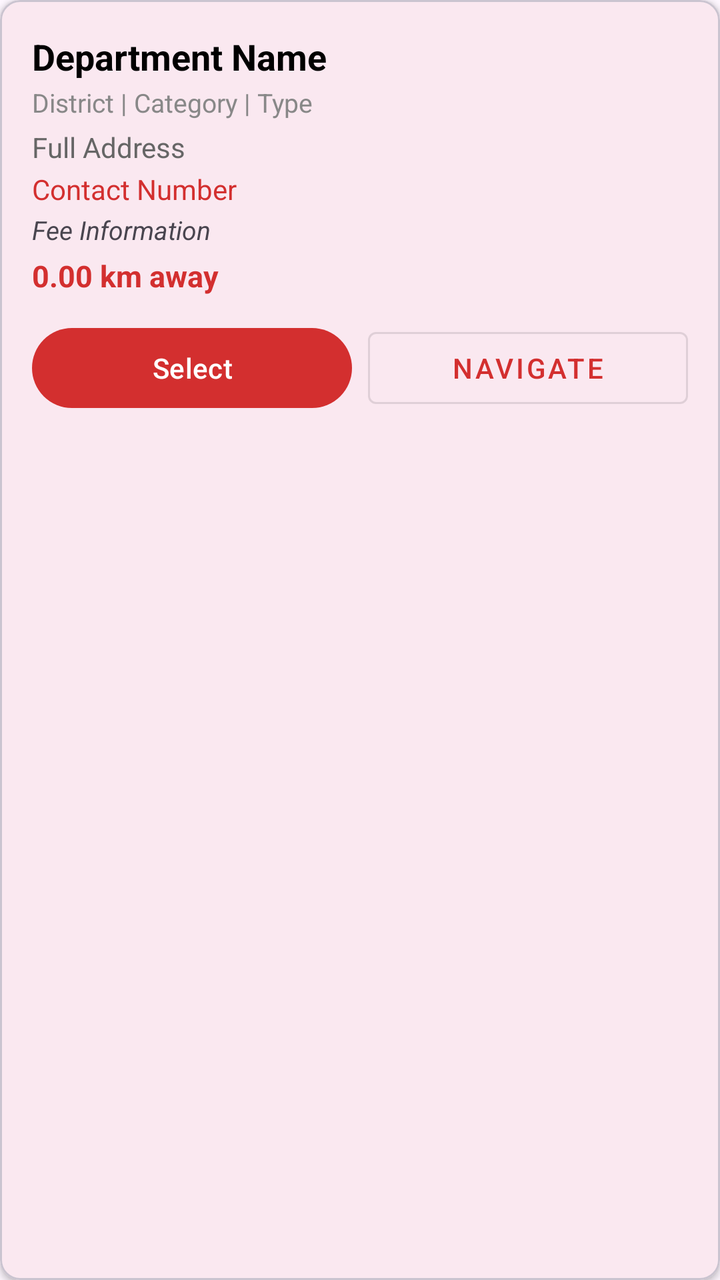
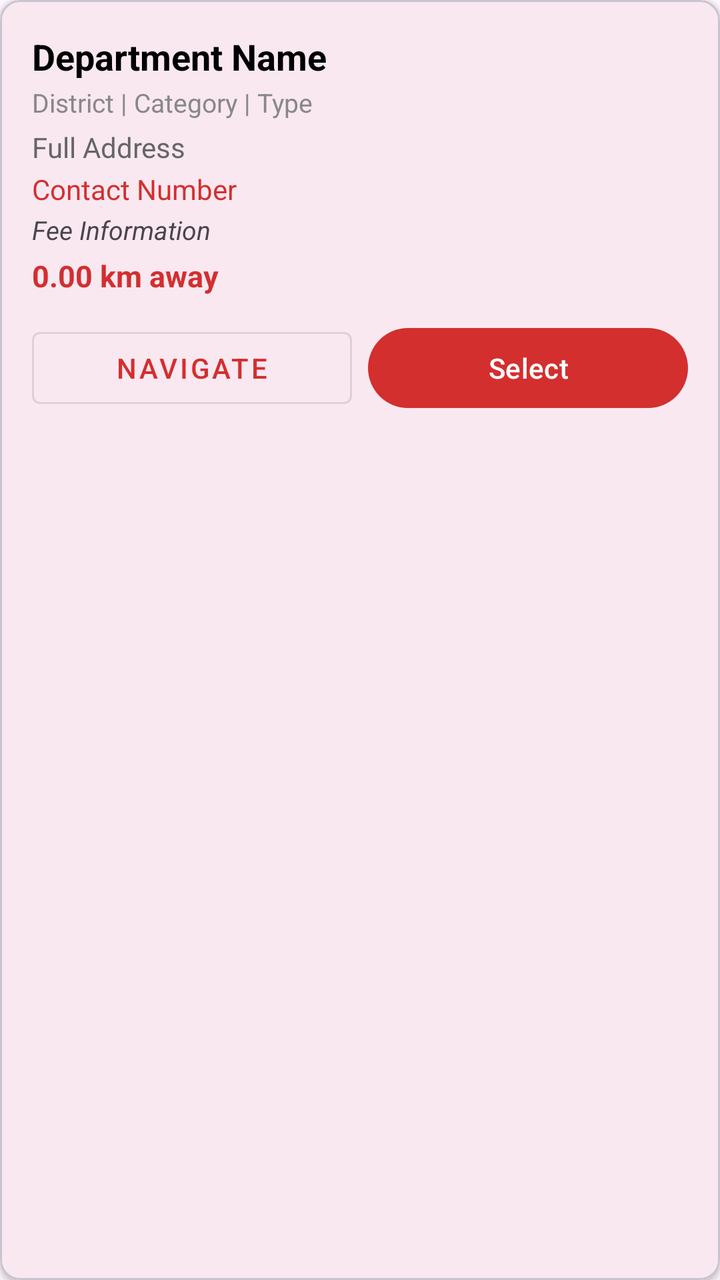

An Android layout rendered at two revisions. The XML below is the earlier revision; the diff shows what the commit changed to produce the second picture.
<!-- AndroidManifest.xml: application theme Theme.JERAPP -->
<!-- res/layout/item_department.xml -->
<?xml version="1.0" encoding="utf-8"?>
<com.google.android.material.card.MaterialCardView xmlns:android="http://schemas.android.com/apk/res/android"
    xmlns:app="http://schemas.android.com/apk/res-auto"
    android:layout_width="match_parent"
    android:layout_height="wrap_content"
    android:layout_marginHorizontal="16dp"
    android:layout_marginVertical="8dp"
    app:cardCornerRadius="10dp"
    app:cardElevation="2dp">

    <LinearLayout
        android:layout_width="match_parent"
        android:layout_height="wrap_content"
        android:orientation="vertical"
        android:padding="16dp">

        <TextView
            android:id="@+id/deptName"
            android:layout_width="match_parent"
            android:layout_height="wrap_content"
            android:text="Department Name"
            android:textStyle="bold"
            android:textSize="18sp"
            android:textColor="@color/black"/>

        <TextView
            android:id="@+id/deptDetails"
            android:layout_width="match_parent"
            android:layout_height="wrap_content"
            android:text="District | Category | Type"
            android:textColor="#888888"
            android:textSize="13sp"
            android:layout_marginTop="2dp"/>

        <TextView
            android:id="@+id/deptAddress"
            android:layout_width="match_parent"
            android:layout_height="wrap_content"
            android:text="Full Address"
            android:textColor="#666666"
            android:textSize="14sp"
            android:layout_marginTop="4dp"/>

        <TextView
            android:id="@+id/deptPhone"
            android:layout_width="match_parent"
            android:layout_height="wrap_content"
            android:text="Contact Number"
            android:textColor="@color/primary"
            android:textSize="14sp"
            android:layout_marginTop="2dp"/>

        <TextView
            android:id="@+id/deptFee"
            android:layout_width="match_parent"
            android:layout_height="wrap_content"
            android:text="Fee Information"
            android:textStyle="italic"
            android:textSize="13sp"
            android:layout_marginTop="2dp"/>

        <TextView
            android:id="@+id/deptDistance"
            android:layout_width="match_parent"
            android:layout_height="wrap_content"
            android:text="0.00 km away"
            android:textColor="@color/primary"
            android:textStyle="bold"
            android:textSize="15sp"
            android:layout_marginTop="4dp"/>

        <LinearLayout
            android:layout_width="match_parent"
            android:layout_height="wrap_content"
            android:orientation="horizontal"
            android:layout_marginTop="12dp">

            <Button
                android:id="@+id/btnSelectDept"
                android:layout_width="0dp"
                android:layout_height="wrap_content"
                android:layout_weight="1"
                android:text="Select"
                android:layout_marginEnd="4dp"/>

            <Button
                android:id="@+id/btnNavigate"
                style="@style/Widget.MaterialComponents.Button.OutlinedButton"
                android:layout_width="0dp"
                android:layout_height="wrap_content"
                android:layout_weight="1"
                android:text="Navigate"
                android:layout_marginStart="4dp"/>
        </LinearLayout>

    </LinearLayout>
</com.google.android.material.card.MaterialCardView>
<!-- resources referenced by this layout -->
<resources>
  <color name="black">#000000</color>
  <color name="primary">#D32F2F</color>
  <style name="Theme.JERAPP" parent="Theme.Material3.DayNight.NoActionBar">
          
          <item name="colorPrimary">@color/primary</item>
          <item name="android:statusBarColor">@color/primary</item>
  
          
          <item name="android:windowLightStatusBar">false</item>
  
          
          <item name="android:navigationBarColor">@color/background</item>
          <item name="android:windowLightNavigationBar">true</item>
      </style>
  <color name="background">#FFFBFF</color>
</resources>

<!-- the commit's change to res/layout/item_department.xml (unified diff, before → after) -->
@@ -76,20 +76,19 @@
             android:layout_marginTop="12dp">
 
             <Button
-                android:id="@+id/btnSelectDept"
-                android:layout_width="0dp"
-                android:layout_height="wrap_content"
-                android:layout_weight="1"
-                android:text="Select"
-                android:layout_marginEnd="4dp"/>
-
-            <Button
                 android:id="@+id/btnNavigate"
                 style="@style/Widget.MaterialComponents.Button.OutlinedButton"
                 android:layout_width="0dp"
                 android:layout_height="wrap_content"
                 android:layout_weight="1"
                 android:text="Navigate"
+                android:layout_marginEnd="4dp"/>
+            <Button
+                android:id="@+id/btnSelectDept"
+                android:layout_width="0dp"
+                android:layout_height="wrap_content"
+                android:layout_weight="1"
+                android:text="Select"
                 android:layout_marginStart="4dp"/>
         </LinearLayout>
 
